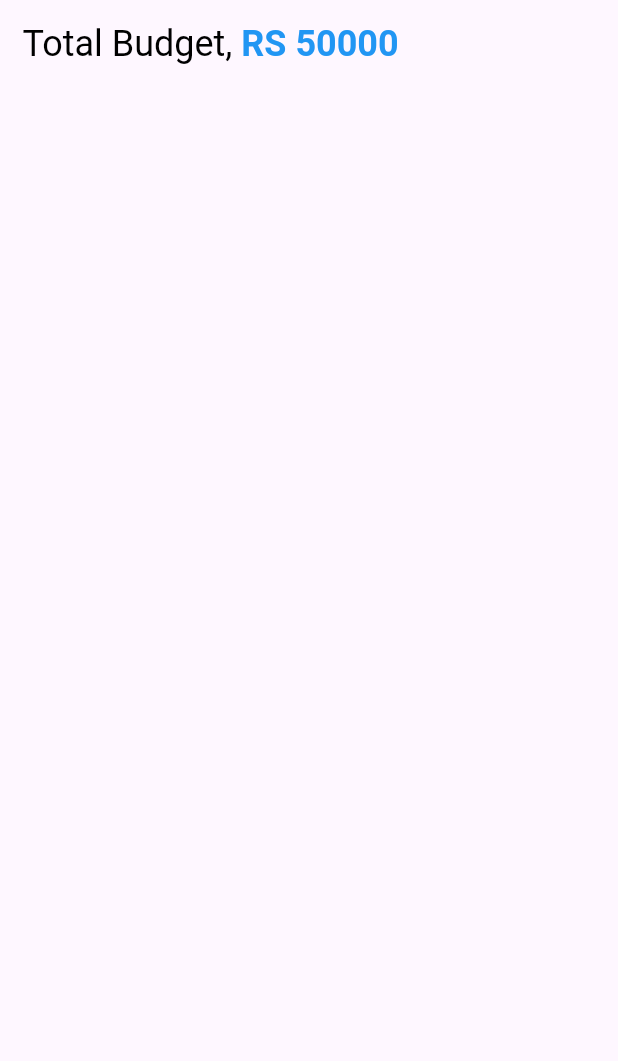
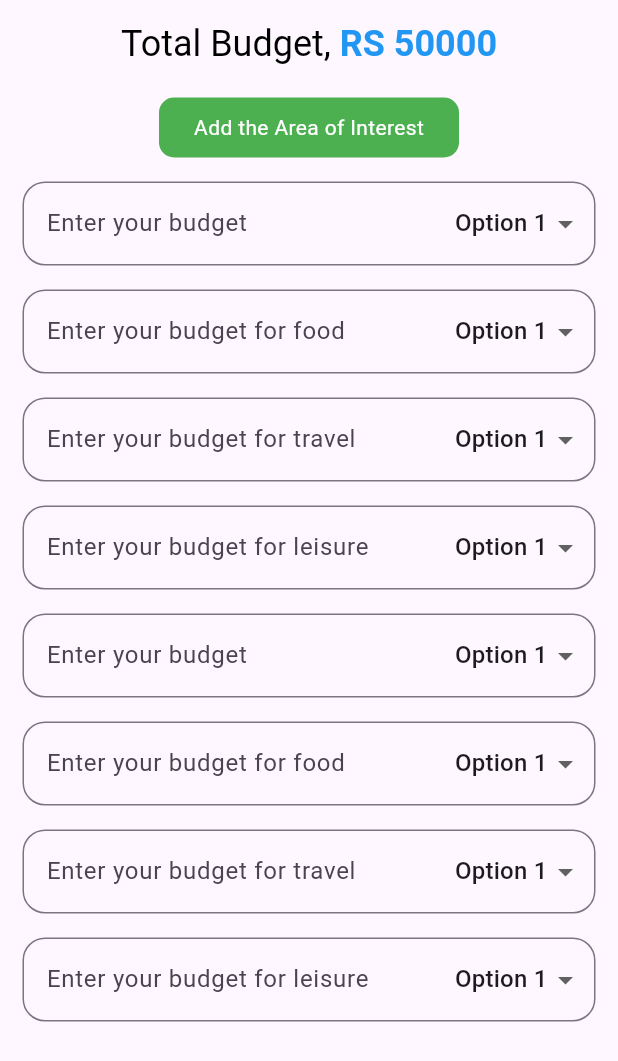
Before and after one commit to rabiaryal/budget_planner_022, a Flutter app: the screen it shows after launch, after a tap on "Break Down Your Total Budget", on a phone screen of 412 x 824 dp. Shown: the top 1061 px of the screen. Run offline on Flutter 3.47's test engine with Material 3 defaults, Android fonts, the phone set to English and light mode, and no system bars; our stand-ins replace another_flushbar, firebase_auth, fluttertoast; missing offline and left inert: function_tree; accounts and stored records are empty.

Commit message:
initial change

```diff
--- /dev/null
+++ b/lib/Utils/components/boxbutton.dart
@@ -0,0 +1,34 @@
+
+import 'package:flutter/material.dart';
+
+class BoxButtonWidget extends StatelessWidget {
+  const BoxButtonWidget(
+      {super.key, required this.title, required this.onPressed});
+
+  final String title;
+  final VoidCallback onPressed;
+
+  @override
+  Widget build(BuildContext context) {
+    return SizedBox(
+      width: 150,
+      height: 150,
+      child: ElevatedButton(
+        style: ElevatedButton.styleFrom(
+          backgroundColor: Colors.blue[200],
+          shape:
+              RoundedRectangleBorder(borderRadius: BorderRadius.circular(15)),
+          padding: const EdgeInsets.all(0),
+        ),
+        onPressed: onPressed,
+        child: Center(
+          child: Text(
+            title,
+            textAlign: TextAlign.center,
+            style: const TextStyle(fontSize: 18),
+          ),
+        ),
+      ),
+    );
+  }
+}
--- a/lib/Utils/components/round_button.dart
+++ b/lib/Utils/components/round_button.dart
@@ -8,13 +8,13 @@ class RoundButton extends StatelessWidget {
   final double height;
   final double widht;
   const RoundButton({
-    Key? key,
+    super.key,
     required this.title,
     this.loading = false,
     required this.onPress,
     this.height=40,
     this.widht= 200,
-  }) : super(key: key);
+  });
 
   @override
   Widget build(BuildContext context) {
--- a/lib/home/homepage.dart
+++ b/lib/home/homepage.dart
@@ -1,8 +1,9 @@
+import 'package:budget_planner/Utils/components/boxbutton.dart';
+import 'package:budget_planner/home/budget/initialinfo.dart';
 import 'package:budget_planner/home/pages/budgetbreakdown.dart';
 import 'package:budget_planner/home/pages/initialbudget.dart';
 import 'package:flutter/material.dart';
 import 'package:budget_planner/Utils/components/round_button.dart';
-// Import your DisplayAlertDialog class
 
 class HomePage extends StatefulWidget {
   const HomePage({super.key});
@@ -18,8 +19,8 @@ class _HomePageState extends State<HomePage> {
   }
 
   void callBudgetBreakdown() {
-    Navigator.push(
-        context, MaterialPageRoute(builder: (context) => const  BudgetBreakDown()));
+    Navigator.push(context,
+        MaterialPageRoute(builder: (context) => const BudgetBreakDown()));
   }
 
   @override
@@ -47,9 +48,14 @@ class _HomePageState extends State<HomePage> {
                 height: MediaQuery.of(context).size.height * 0.08,
                 widht: MediaQuery.of(context).size.height * 0.4,
               ),
+              SizedBox(height: MediaQuery.of(context).size.height * 0.01),
+              BoxButtonWidget(title: "Tap Me", onPressed: () {})
             ],
           ),
         ),
-    );
+        floatingActionButton: FloatingActionButton(onPressed: () {
+          Navigator.push(context,
+              MaterialPageRoute(builder: (context) => const InitialInfoPage()));
+        }));
   }
 }
--- a/lib/home/pages/budgetbreakdown.dart
+++ b/lib/home/pages/budgetbreakdown.dart
@@ -1,3 +1,5 @@
+import 'package:budget_planner/Utils/components/round_button.dart';
+import 'package:budget_planner/home/widget/textformfield.dart';
 import 'package:flutter/material.dart';
 
 class BudgetBreakDown extends StatefulWidget {
@@ -8,17 +10,25 @@ class BudgetBreakDown extends StatefulWidget {
 }
 
 class _BudgetBreakDownState extends State<BudgetBreakDown> {
-  Widget _buildTextFormField(TextEditingController _controller) {
-    return TextFormField(
-      controller: _controller,
+  final List<TextEditingController> _controllers = [];
+  final List<String> _labels = [
+    "Enter your budget",
+    "Enter your budget for food",
+    "Enter your budget for travel",
+    "Enter your budget for leisure",
+    "Enter your budget",
+    "Enter your budget for food",
+    "Enter your budget for travel",
+    "Enter your budget for leisure"
+  ];
 
-      decoration: InputDecoration(
-        border: OutlineInputBorder(
-
-        ),
-      ),
-
-    );
+  @override
+  void initState() {
+    super.initState();
+    // Initialize controllers dynamically based on labels
+    for (int i = 0; i < _labels.length; i++) {
+      _controllers.add(TextEditingController());
+    }
   }
 
   @override
@@ -31,7 +41,7 @@ class _BudgetBreakDownState extends State<BudgetBreakDown> {
             mainAxisAlignment: MainAxisAlignment.start,
             children: [
               SizedBox(
-                  height: 50, // Set a specific height for the Marquee
+                height: 50,
                 child: RichText(
                   text: const TextSpan(
                     text: 'Total Budget, ',
@@ -40,15 +50,76 @@ class _BudgetBreakDownState extends State<BudgetBreakDown> {
                       TextSpan(
                         text: 'RS 50000',
                         style: TextStyle(
-                              fontWeight: FontWeight.bold, color: Colors.blue),
+                          fontWeight: FontWeight.bold,
+                          color: Colors.blue,
+                        ),
                       ),
                     ],
                   ),
-                  )),
+                ),
+              ),
+              RoundButton(
+                title: "Add the Area of Interest",
+                onPress: () {
+                  setState(() {
+                    // Increment only if there are more fields to show
+                    if (_controllers.length < _labels.length) {
+                      _controllers.add(TextEditingController());
+                    }
+                  });
+                },
+              ),
+              const SizedBox(height: 16),
+
+              // Display the text fields inside Dismissible widgets
+              Expanded(
+                child: ListView.builder(
+                  itemCount: _controllers.length,
+                  itemBuilder: (context, index) {
+                    return Dismissible(
+                      key: UniqueKey(),
+                      direction: DismissDirection.endToStart,
+                      background: Container(
+                        color: Colors.red,
+                        alignment: Alignment.centerRight,
+                        padding: const EdgeInsets.symmetric(horizontal: 20),
+                        child: const Icon(
+                          Icons.delete,
+                          color: Colors.white,
+                        ),
+                      ),
+                      onDismissed: (direction) {
+                        setState(() {
+                          // Remove the corresponding controller and label
+                          _controllers.removeAt(index);
+                        });
+                      },
+                      child: Column(
+                        children: [
+                          BuildTextFormField(
+                            controller: _controllers[index],
+                            labelText: _labels[index],
+                          ),
+                          const SizedBox(height: 16),
+                        ],
+                      ),
+                    );
+                  },
+                ),
+              ),
             ],
           ),
         ),
       ),
     );
   }
+
+  @override
+  void dispose() {
+    // Dispose all controllers when the widget is disposed
+    for (final controller in _controllers) {
+      controller.dispose();
     }
+    super.dispose();
+  }
+}
--- a/lib/home/widget/textformfield.dart
+++ b/lib/home/widget/textformfield.dart
@@ -1,23 +1,58 @@
 import 'package:flutter/material.dart';
 
-class BuildTextFormField extends StatelessWidget {
+class BuildTextFormField extends StatefulWidget {
   const BuildTextFormField({
     super.key,
-     required this.controller,
-     required this.labelText
-
-     });
+    required this.controller,
+    required this.labelText,
+  });
 
   final TextEditingController controller;
   final String labelText;
+
+  @override
+  State<BuildTextFormField> createState() => _BuildTextFormFieldState();
+}
+
+class _BuildTextFormFieldState extends State<BuildTextFormField> {
+  String? selectedValue;
+
+  @override
+  void initState() {
+    super.initState();
+    selectedValue = 'Option 1'; // Initial selected value
+  }
+
   @override
   Widget build(BuildContext context) {
     return TextFormField(
-      controller: controller,
+      controller: widget.controller,
+      keyboardType: const TextInputType.numberWithOptions(),
       decoration: InputDecoration(
-        labelText: labelText,
-          border: const OutlineInputBorder(
-              borderRadius: BorderRadius.all(Radius.circular(15)))),
+        labelText: widget.labelText,
+        suffixIcon: Padding(
+          padding: const EdgeInsets.symmetric(horizontal: 8.0),
+          child: DropdownButton<String>(
+            value: selectedValue,
+            onChanged: (String? newValue) {
+              setState(() {
+                selectedValue = newValue;
+              });
+            },
+            items: ['Option 1', 'Option 2', 'Option 3']
+                .map<DropdownMenuItem<String>>((String value) {
+              return DropdownMenuItem<String>(
+                value: value,
+                child: Text(value),
+              );
+            }).toList(),
+            underline: Container(),
+          ),
+        ),
+        border: const OutlineInputBorder(
+          borderRadius: BorderRadius.all(Radius.circular(15)),
+        ),
+      ),
     );
   }
 }
--- a/lib/main.dart
+++ b/lib/main.dart
@@ -8,17 +8,15 @@ void main() {
 class MyApp extends StatelessWidget {
   const MyApp({super.key});
 
-
   @override
   Widget build(BuildContext context) {
     return MaterialApp(
       title: 'Flutter Demo',
       theme: ThemeData(
-
         colorScheme: ColorScheme.fromSeed(seedColor: Colors.deepPurple),
         useMaterial3: true,
       ),
-      home:const HomePage(),
+      home: const HomePage(),
     );
   }
 }
--- a/pubspec.yaml
+++ b/pubspec.yaml
@@ -35,6 +35,7 @@ dependencies:
   flutter:
     sdk: flutter
   fluttertoast: ^8.2.8
+  function_tree: ^0.9.1
   marquee: ^2.3.0
 
 dev_dependencies:
```
Also changed, not shown: lib/home/budget/initialinfo.dart (added, +139 -0 lines), lib/myowntesting/calculatortheme.dart (added, +130 -0 lines), pubspec.lock. Lines whose indentation alone changed are shown as unchanged.
